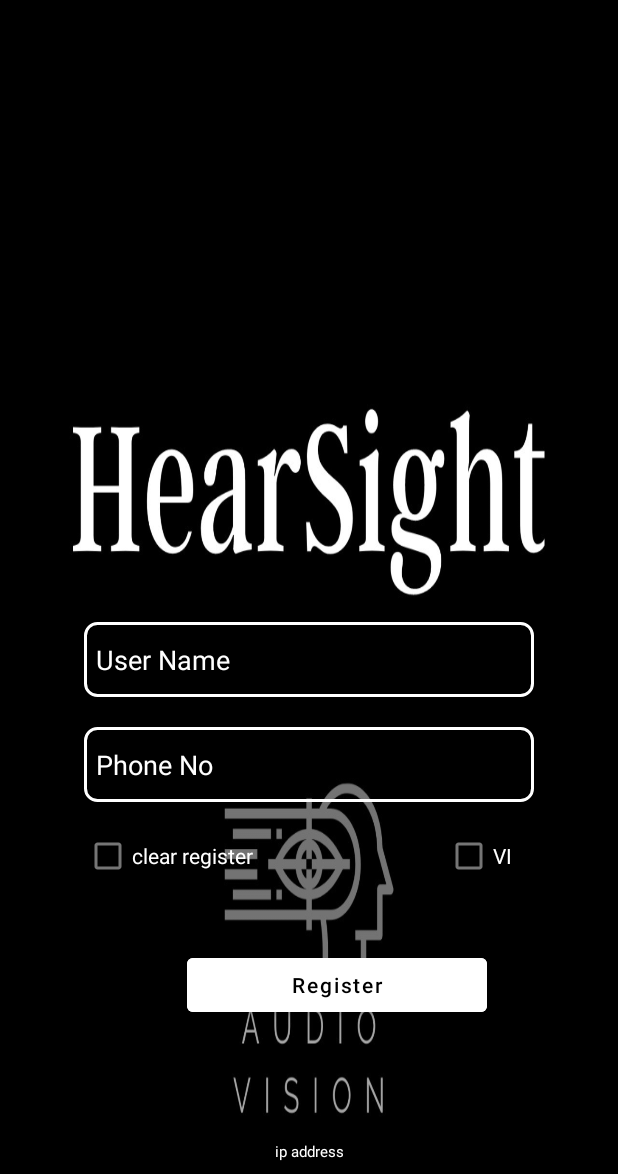
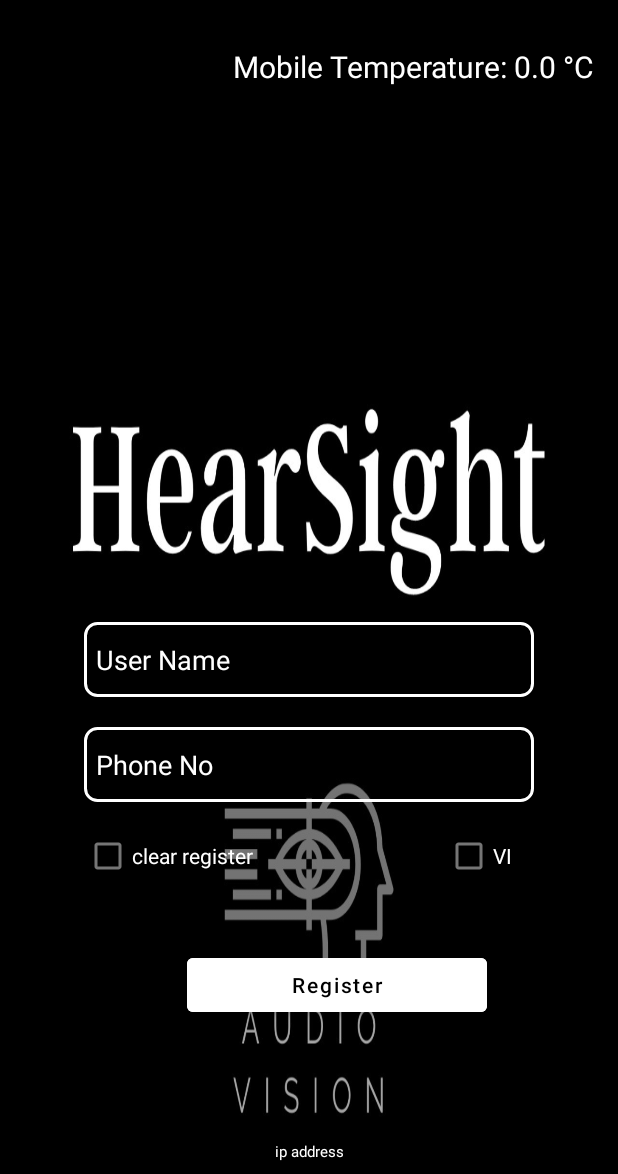
Before and after one commit to Advantech-Android/HearSight-C4Me, an Android app: the screen it shows after launch (LoginActivity), on a phone screen of 412 x 824 dp, the part 62-1236 px from its top. Run offline under Robolectric (Android 15) with nearby library versions, the phone set to English and light mode, and no system bars; our stand-ins replace Dagger/Hilt's generated code, Firebase (no records; nobody signed in at launch, a user with empty details on screens opened directly); 3 statements that could not run were skipped.

```diff
--- a/app/src/main/java/com/codewithkael/firebasevideocall/service/MainServiceReceiver.kt
+++ b/app/src/main/java/com/codewithkael/firebasevideocall/service/MainServiceReceiver.kt
@@ -3,8 +3,10 @@
 import android.content.BroadcastReceiver
 import android.content.Context
 import android.content.Intent
+import android.os.BatteryManager
 import android.util.Log
 import com.codewithkael.firebasevideocall.ui.CloseActivity
+import com.codewithkael.firebasevideocall.ui.LoginActivity
 import dagger.hilt.android.AndroidEntryPoint
 import javax.inject.Inject
 
@@ -26,6 +28,10 @@
             context?.startActivity(Intent(context,CloseActivity::class.java))
 
         }
+        if(intent?.action==Intent.ACTION_BATTERY_CHANGED){
+            val temprature=intent.getIntExtra(BatteryManager.EXTRA_TEMPERATURE,0)/10.0
+            LoginActivity.tempLiveData.value=temprature.toString()
+        }
 
     }
 }
--- a/app/src/main/java/com/codewithkael/firebasevideocall/ui/LoginActivity.kt
+++ b/app/src/main/java/com/codewithkael/firebasevideocall/ui/LoginActivity.kt
@@ -14,6 +14,7 @@
 import android.content.pm.PackageManager
 import android.net.ConnectivityManager
 import android.net.wifi.WifiManager
+import android.os.BatteryManager
 import android.os.Build
 import android.os.Bundle
 import android.os.Handler
@@ -66,6 +67,7 @@
 
     companion object Share {
         var liveShare = MutableLiveData<SharedPreferences>()
+        val tempLiveData=MutableLiveData<String>("-0.0f")
     }
 
     var sms_otp = ""
@@ -121,6 +123,13 @@
             }
         }
 
+
+    }
+    fun getBatteryTemprature():Float{
+        val intent=registerReceiver(null,
+            IntentFilter(Intent.ACTION_BATTERY_CHANGED))
+        val temprature=intent?.getIntExtra(BatteryManager.EXTRA_TEMPERATURE,0)?:0
+        return temprature/10F
 
     }
     private fun init() {
@@ -377,6 +386,16 @@
 
     override fun onResume() {
         super.onResume()
+        if(tempLiveData!=null && !tempLiveData.value.equals("-0.0f"))
+        {
+            views?.temperatureTextView?.text="Mobile Temprature:${tempLiveData.value} °C"
+        }
+        else
+        {
+            val batteryTemprature=getBatteryTemprature()
+            tempLiveData.value=batteryTemprature.toString()
+            views?.temperatureTextView?.text="Mobile Temperature: $batteryTemprature °C"
+        }
     }
 
     override fun onDestroy() {
--- a/app/src/main/res/layout/activity_login.xml
+++ b/app/src/main/res/layout/activity_login.xml
@@ -9,6 +9,18 @@
     android:orientation="vertical"
     android:background="@drawable/hearsight_logo"
     tools:context=".ui.LoginActivity">
+
+    <TextView
+        android:id="@+id/temperatureTextView"
+        android:layout_width="wrap_content"
+        android:layout_height="wrap_content"
+        android:layout_marginTop="16dp"
+        android:layout_marginEnd="16dp"
+        android:text="Temperature"
+        android:textColor="@color/white"
+        android:textSize="20dp"
+        app:layout_constraintEnd_toEndOf="parent"
+        app:layout_constraintTop_toTopOf="parent"></TextView>
 
     <EditText
         android:id="@+id/usernameEt"
```
Also changed, not shown: app/src/main/java/com/codewithkael/firebasevideocall/ui/CallActivity.kt (+30 -1 lines), app/src/main/java/com/codewithkael/firebasevideocall/ui/MainActivity.kt (+21 -45 lines), app/src/main/res/layout/activity_call.xml (+14 -8 lines).
